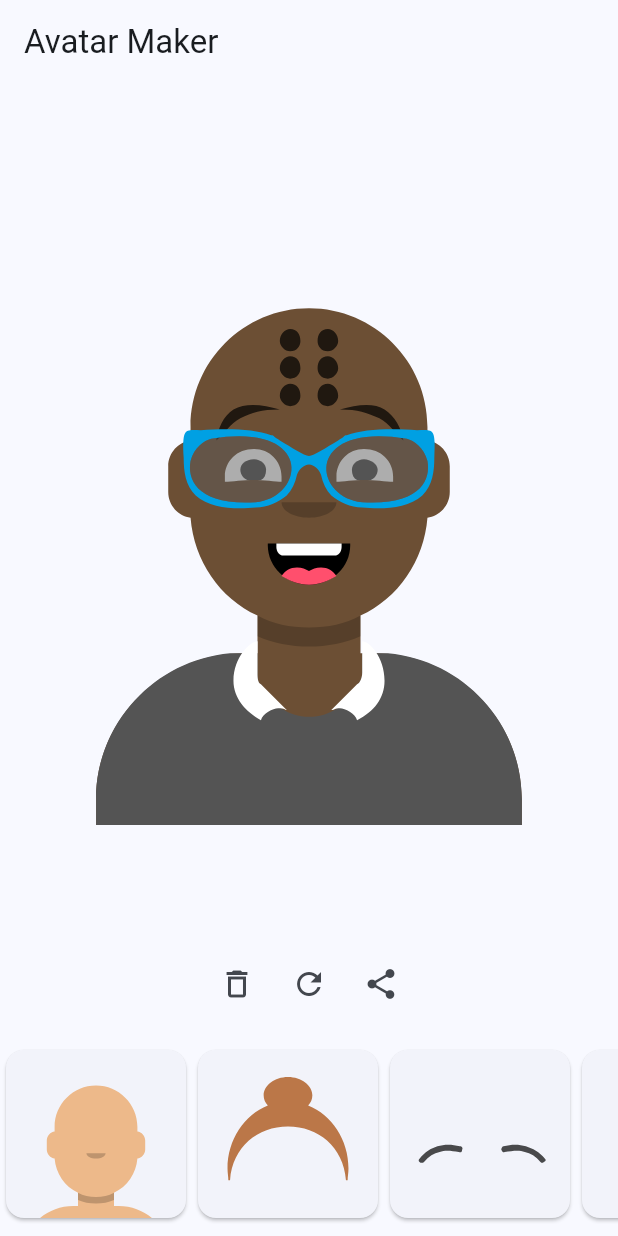
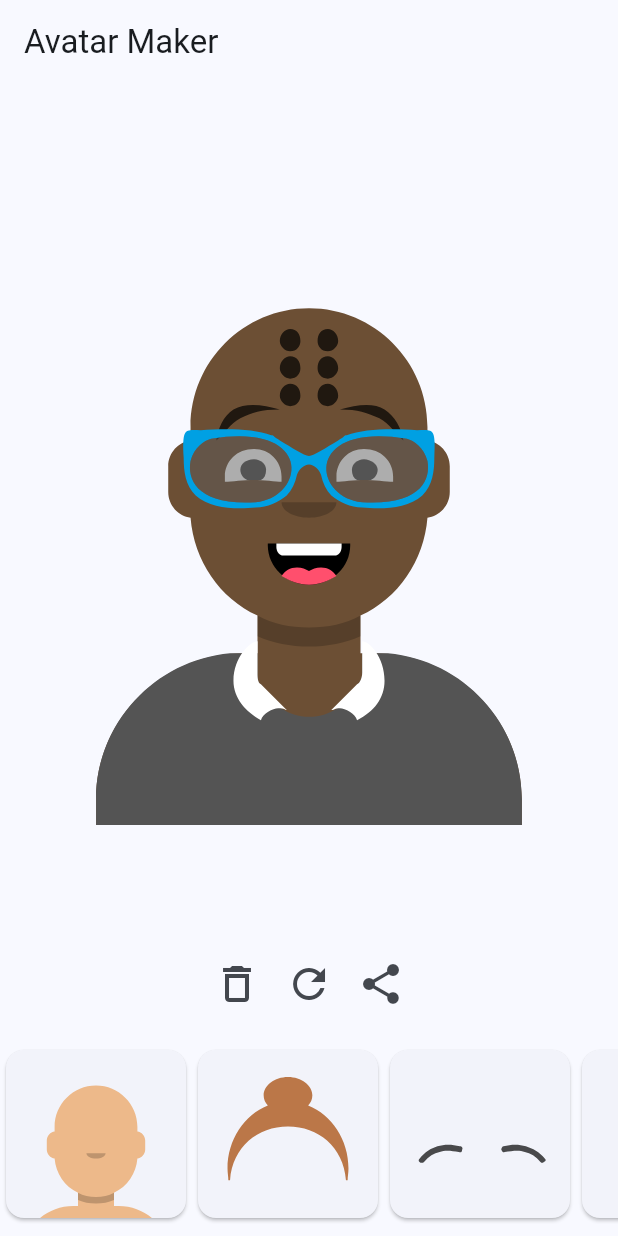
Before and after one commit to anoochit/flutter_avatar_maker, a Flutter app: the screen it shows after launch, on a phone screen of 412 x 824 dp. Run offline on Flutter 3.47's test engine with Material 2 defaults, Android fonts, the phone set to English and light mode, and no system bars; our stand-ins replace flutter_svg, get, screenshot, share_plus.

Commit message:
update layout

```diff
--- a/lib/home.dart
+++ b/lib/home.dart
@@ -1,6 +1,4 @@
 import 'package:flutter/material.dart';
-import 'package:flutter_avatar_maker/controller/app_controller.dart';
-import 'package:get/get.dart';
 
 import 'widgets/avartar_image.dart';
 import 'widgets/category_toolbar.dart';
@@ -12,8 +10,6 @@ class HomePage extends StatelessWidget {
   @override
   Widget build(BuildContext context) {
     final scWidth = MediaQuery.of(context).size.width;
-    return GetBuilder<AppController>(
-      builder: (controller) {
     return Scaffold(
       appBar: AppBar(
         title: const Text("Avatar Maker"),
@@ -27,16 +23,11 @@ class HomePage extends StatelessWidget {
           // space
           const Spacer(),
           // toolbar
-              ToolBarWidget(controller: controller),
-              const SizedBox(
-                height: 8.0,
-              ),
+          ToolBarWidget(),
           // category toolbar
-              CategoryToolbarWidget(controller: controller),
+          const CategoryToolbarWidget(),
         ],
       ),
     );
-      },
-    );
   }
 }
--- a/lib/widgets/category_toolbar.dart
+++ b/lib/widgets/category_toolbar.dart
@@ -1,4 +1,5 @@
 import 'package:flutter/material.dart';
+import 'package:get/get.dart';
 
 import '../const.dart';
 import '../controller/app_controller.dart';
@@ -8,15 +9,13 @@ import 'option_menu.dart';
 class CategoryToolbarWidget extends StatelessWidget {
   const CategoryToolbarWidget({
     super.key,
-    required this.controller,
   });
-
-  final AppController controller;
 
   @override
   Widget build(BuildContext context) {
+    return GetBuilder<AppController>(builder: (controller) {
       return Padding(
-      padding: const EdgeInsets.symmetric(vertical: 8.0),
+        padding: const EdgeInsets.only(top: 16.0, bottom: 8.0),
         child: IndexedStack(
           index: controller.categoryIndex.value,
           children: const [
@@ -75,5 +74,6 @@ class CategoryToolbarWidget extends StatelessWidget {
           ],
         ),
       );
+    });
   }
 }
--- a/lib/widgets/toolbar.dart
+++ b/lib/widgets/toolbar.dart
@@ -2,6 +2,7 @@ import 'dart:io';
 
 import 'package:flutter/material.dart';
 import 'package:flutter_avatar_maker/widgets/avartar_image.dart';
+import 'package:get/get.dart';
 import 'package:path_provider/path_provider.dart';
 import 'package:screenshot/screenshot.dart';
 import 'package:share_plus/share_plus.dart';
@@ -11,15 +12,13 @@ import '../controller/app_controller.dart';
 class ToolBarWidget extends StatelessWidget {
   ToolBarWidget({
     super.key,
-    required this.controller,
   });
-
-  final AppController controller;
 
   final ScreenshotController _screenshotController = ScreenshotController();
 
   @override
   Widget build(BuildContext context) {
+    return GetBuilder<AppController>(builder: (controller) {
       return Row(
         mainAxisAlignment: MainAxisAlignment.center,
         children: [
@@ -28,18 +27,25 @@ class ToolBarWidget extends StatelessWidget {
             onPressed: () {
               controller.reset();
             },
-          icon: const Icon(Icons.delete_outline),
+            icon: const Icon(
+              Icons.delete_outline,
+              size: 32,
+            ),
           ),
           // refresh
           IconButton(
             onPressed: () {
               controller.randomAvatar();
             },
-          icon: const Icon(Icons.refresh),
+            icon: const Icon(
+              Icons.refresh,
+              size: 32,
             ),
-        // save
+          ),
+          // save and share
           IconButton(
             onPressed: () async {
+              // save and share
               await _screenshotController
                   .captureFromWidget(
                       const AvatarImageWidget(
@@ -59,9 +65,13 @@ class ToolBarWidget extends StatelessWidget {
                 }
               });
             },
-          icon: const Icon(Icons.share),
+            icon: const Icon(
+              Icons.share,
+              size: 32,
+            ),
           )
         ],
       );
+    });
   }
 }
```
Lines whose indentation alone changed are shown as unchanged.
